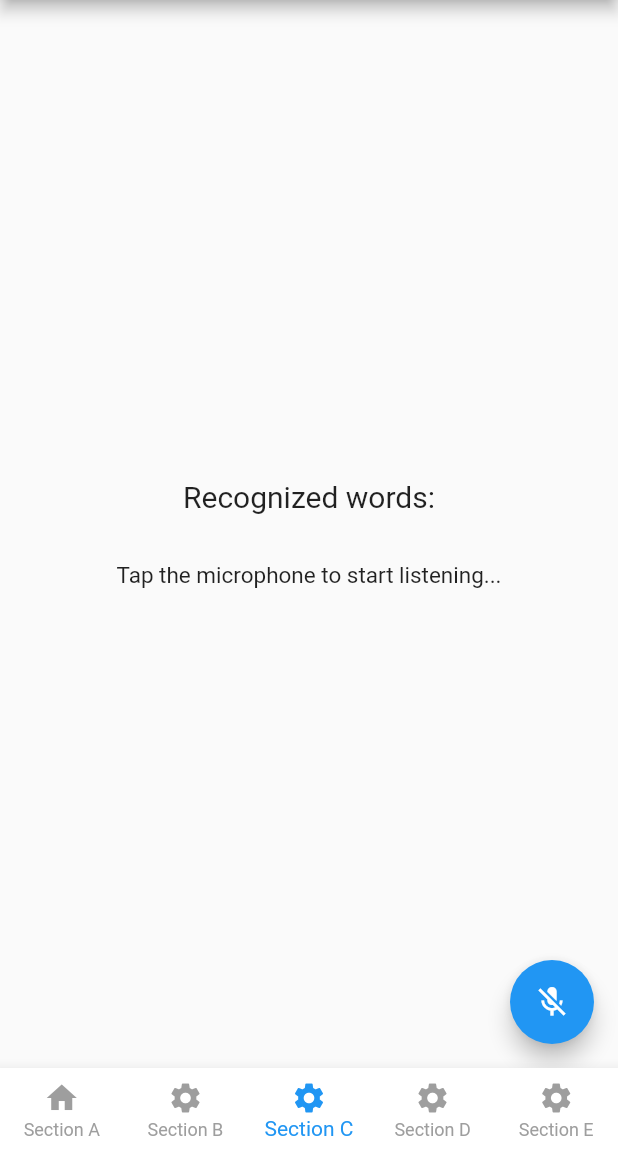
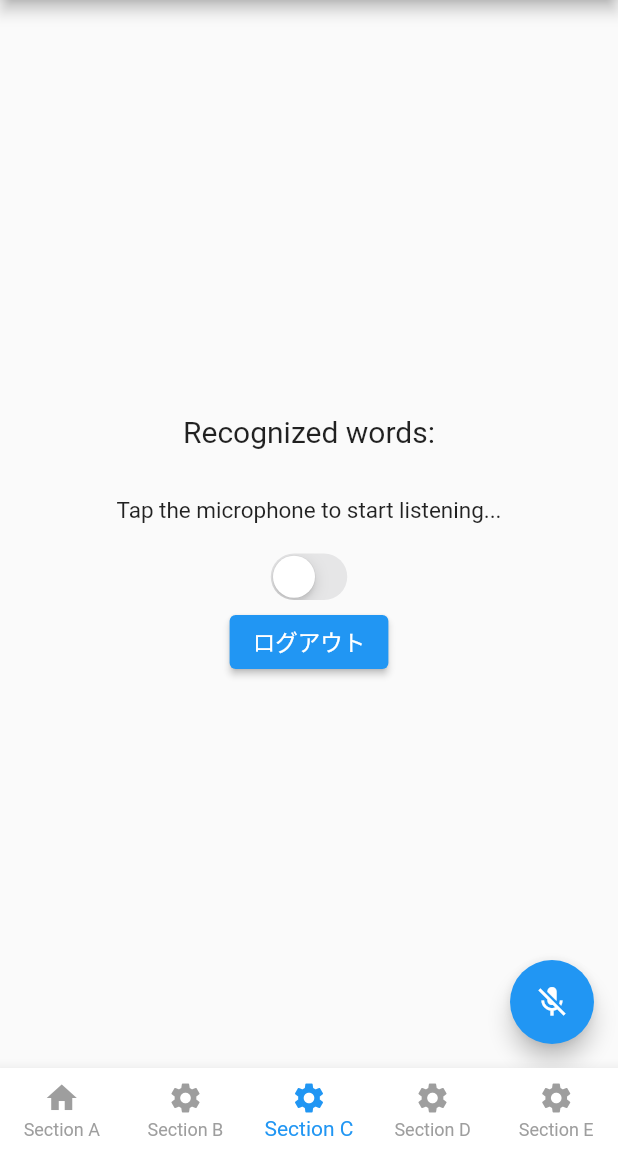
Before and after one commit to hiroyuki29/spimo, a Flutter app: the RecordHomeScreen screen opened by its route, on a phone screen of 412 x 824 dp, the part 84-1236 px from its top. Run offline on Flutter 3.47's test engine with Material 2 defaults, Android fonts, the phone set to English and light mode, and no system bars; our stand-ins replace cloud_firestore, email_validator, firebase_auth, firebase_core, flutter_hooks, flutter_riverpod and 6 more; accounts and stored records are empty.

Commit message:
[update] memo保存機能追加

```diff
--- a/lib/features/memos/domain/model/memo.dart
+++ b/lib/features/memos/domain/model/memo.dart
@@ -1,5 +1,6 @@
 import 'package:cloud_firestore/cloud_firestore.dart';
 import 'package:freezed_annotation/freezed_annotation.dart';
+import 'package:spimo/features/memos/domain/model/memo_text.dart';
 import 'package:spimo/util/converter/timestamp_to_datetime_converter.dart';
 
 part 'memo.freezed.dart';
@@ -9,7 +10,7 @@ part 'memo.g.dart';
 class Memo with _$Memo {
   const factory Memo({
     required String id,
-    required List<String> texts,
+    required List<MemoText> memoTexts,
     required String bookId,
     int? startPage,
     int? endPage,
--- /dev/null
+++ b/lib/features/memos/domain/model/memo_text.dart
@@ -0,0 +1,25 @@
+import 'package:freezed_annotation/freezed_annotation.dart';
+import 'package:spimo/util/converter/string_to_color_conberter.dart';
+
+part 'memo_text.freezed.dart';
+part 'memo_text.g.dart';
+
+@freezed
+class MemoText with _$MemoText {
+  MemoText._();
+  const factory MemoText({
+    required String text,
+    @StringToColorConverter() required TextColor textColor,
+  }) = _MemoText;
+
+  factory MemoText.fromJson(Map<String, dynamic> json) =>
+      _$MemoTextFromJson(json);
+
+  @override
+  Map<String, dynamic> toJson() {
+    return {
+      'text': text,
+      'textColor': textColor.name,
+    };
+  }
+}
--- a/lib/features/record/presentation/record_home_screen.dart
+++ b/lib/features/record/presentation/record_home_screen.dart
@@ -1,3 +1,4 @@
+import 'package:flutter/cupertino.dart';
 import 'package:flutter/material.dart';
 import 'package:flutter_riverpod/flutter_riverpod.dart';
 import 'package:speech_to_text/speech_recognition_result.dart';
@@ -5,6 +6,10 @@ import 'package:speech_to_text/speech_to_text.dart';
 import 'package:spimo/common_widget/async_value/async_value_widget.dart';
 import 'package:spimo/features/books/presentation/controller/current_book_controller.dart';
 import 'package:spimo/features/books/presentation/ui_compornent/book_list_tile.dart';
+import 'package:spimo/features/memos/domain/model/memo.dart';
+import 'package:spimo/features/memos/domain/model/memo_text.dart';
+import 'package:spimo/features/memos/domain/repository/memo_storage_repository.dart';
+import 'package:spimo/util/converter/string_to_color_conberter.dart';
 
 class RecordHomeScreen extends ConsumerStatefulWidget {
   const RecordHomeScreen({Key? key}) : super(key: key);
@@ -17,8 +22,9 @@ class RecordHomeScreenState extends ConsumerState<RecordHomeScreen> {
   final SpeechToText _speechToText = SpeechToText();
   bool _speechEnabled = false;
   String _lastWords = '';
-  List<String> wordList = [];
+  List<MemoText> wordList = [];
   String _currentLocaleId = '';
+  bool _isAccent = false;
 
   @override
   void initState() {
@@ -43,7 +49,9 @@ class RecordHomeScreenState extends ConsumerState<RecordHomeScreen> {
 
   void _stopListening() async {
     await _speechToText.stop();
-    wordList.add(_lastWords);
+    final TextColor textColor = _isAccent ? TextColor.red : TextColor.black;
+    final MemoText addedText = MemoText(text: _lastWords, textColor: textColor);
+    wordList.add(addedText);
     setState(() {});
   }
 
@@ -60,18 +68,16 @@ class RecordHomeScreenState extends ConsumerState<RecordHomeScreen> {
       appBar: AppBar(
         title: const Text('spiMo'),
       ),
-      body: Center(
+      body: AsyncValueWidget(
+          value: currentBook,
+          data: (book) {
+            return Center(
               child: Column(
                 mainAxisAlignment: MainAxisAlignment.center,
                 children: <Widget>[
-            AsyncValueWidget(
-                value: currentBook,
-                data: (book) {
-                  if (book != null) {
-                    return BookListTile(book: book);
-                  }
-                  return const SizedBox.shrink();
-                }),
+                  book != null
+                      ? BookListTile(book: book)
+                      : const SizedBox.shrink(),
                   Container(
                     padding: const EdgeInsets.all(16),
                     child: const Text(
@@ -89,16 +95,40 @@ class RecordHomeScreenState extends ConsumerState<RecordHomeScreen> {
                               : 'Speech not available',
                     ),
                   ),
+                  CupertinoSwitch(
+                      value: _isAccent,
+                      onChanged: (value) {
+                        setState(() {
+                          _isAccent = value;
+                        });
+                      }),
                   ListView.builder(
                     shrinkWrap: true,
                     itemCount: wordList.length,
                     itemBuilder: (context, index) {
-                return Text(wordList[index]);
+                      final text = wordList[index].text;
+                      final color = wordList[index].textColor.color;
+                      return Text(
+                        text,
+                        style: TextStyle(color: color),
+                      );
                     },
-            )
+                  ),
+                  ElevatedButton(
+                    onPressed: () async {
+                      final memo = Memo(
+                          id: 'id',
+                          memoTexts: wordList,
+                          bookId: book!.id,
+                          createdAt: DateTime.now());
+                      ref.read(memoStorageProvider).addMemo(memo);
+                    },
+                    child: const Text('ログアウト'),
+                  ),
                 ],
               ),
-      ),
+            );
+          }),
       floatingActionButton: FloatingActionButton(
         onPressed:
             _speechToText.isNotListening ? _startListening : _stopListening,
--- /dev/null
+++ b/lib/util/converter/string_to_color_conberter.dart
@@ -0,0 +1,32 @@
+import 'package:flutter/material.dart';
+import 'package:freezed_annotation/freezed_annotation.dart';
+
+class StringToColorConverter implements JsonConverter<TextColor, String> {
+  const StringToColorConverter();
+
+  @override
+  TextColor fromJson(String json) => TextColor.fromString(json);
+
+  @override
+  String toJson(TextColor textColor) => textColor.name;
+}
+
+enum TextColor {
+  black(color: Colors.black),
+  red(color: Colors.red);
+
+  const TextColor({required this.color});
+
+  final Color color;
+
+  factory TextColor.fromString(String? text) {
+    switch (text) {
+      case 'black':
+        return TextColor.black;
+      case 'red':
+        return TextColor.red;
+      default:
+        return TextColor.black;
+    }
+  }
+}
```
Also changed, not shown: lib/features/memos/data/fire_store/repository_imple/firestore_memos_repository.dart (+6 -1 lines), lib/features/memos/domain/model/memo.freezed.dart, lib/features/memos/domain/model/memo.g.dart, lib/features/memos/domain/model/memo_text.freezed.dart (added), lib/features/memos/domain/model/memo_text.g.dart (added). Lines whose indentation alone changed are shown as unchanged.
